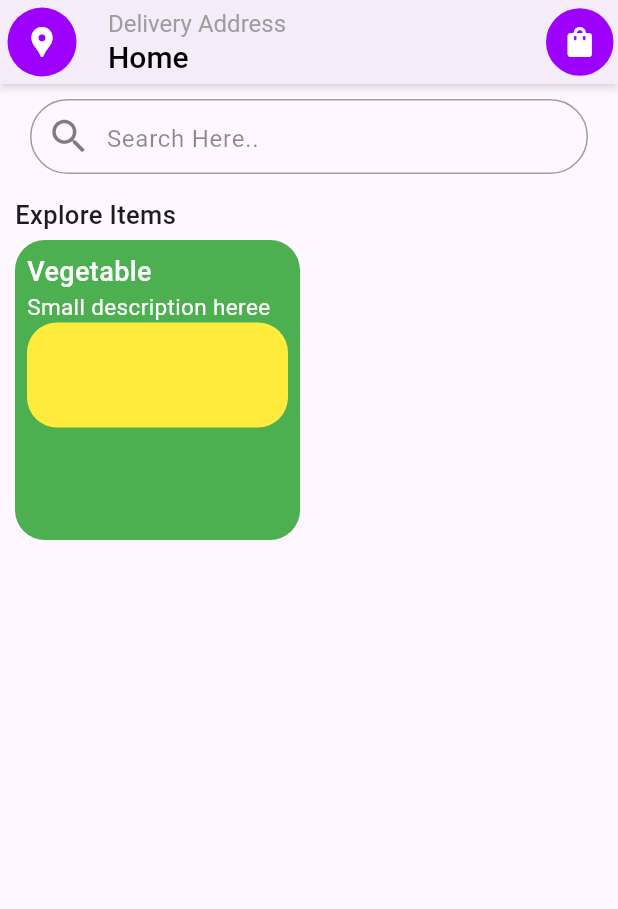
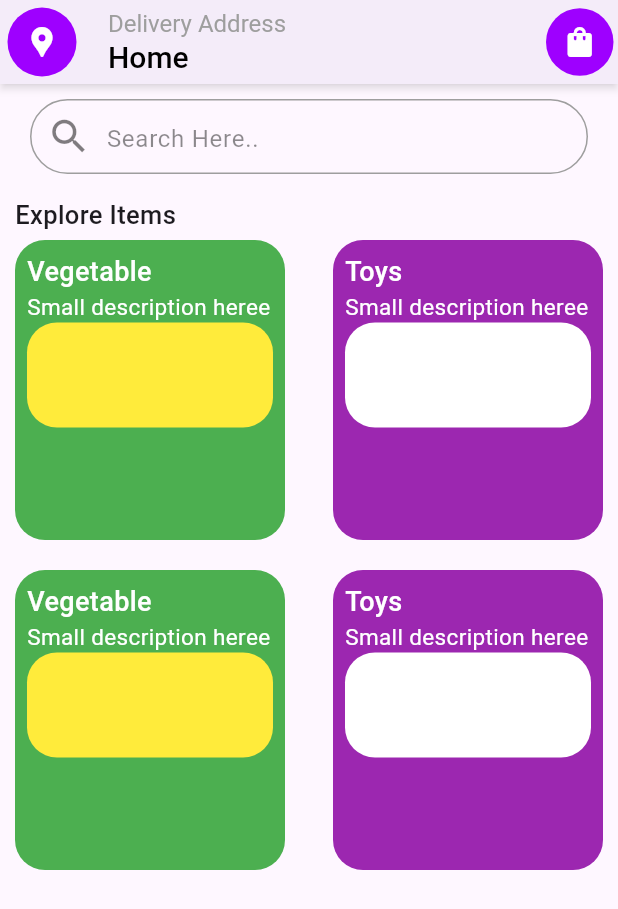
Before and after one commit to ADWx2001/flutter-app-practice, a Flutter app: the screen it shows after launch, on a phone screen of 412 x 824 dp. Shown: the top 909 px of the screen. Run offline on Flutter 3.47's test engine with Material 3 defaults, Android fonts, the phone set to English and light mode, and no system bars.

Commit message:
feat:finsished data tiles in home page

```diff
--- a/shopping_app_ui/lib/pages/home.dart
+++ b/shopping_app_ui/lib/pages/home.dart
@@ -31,6 +31,9 @@ class Home extends StatelessWidget {
                 fontWeight: FontWeight.w500,
                 ),
               ),
+              Row(
+                mainAxisAlignment: MainAxisAlignment.spaceBetween,
+                children: [
                   ProductCard(
                     title: 'Vegetable',
                     description: 'Small description heree',
@@ -38,6 +41,38 @@ class Home extends StatelessWidget {
                     backgroundColor: Colors.green,
                     boxColor: Colors.yellow,
                   ),
+                  ProductCard(
+                    title: 'Toys',
+                    description: 'Small description heree',
+                    textColor: Colors.white,
+                    backgroundColor: Colors.purple,
+                    boxColor: Colors.white,
+                  ),
+                ],
+              ),
+              SizedBox(
+                height: 10,
+              ),
+              Row(
+                mainAxisAlignment: MainAxisAlignment.spaceBetween,
+                children: [
+                  ProductCard(
+                    title: 'Vegetable',
+                    description: 'Small description heree',
+                    textColor: Colors.white,
+                    backgroundColor: Colors.green,
+                    boxColor: Colors.yellow,
+                  ),
+                  ProductCard(
+                    title: 'Toys',
+                    description: 'Small description heree',
+                    textColor: Colors.white,
+                    backgroundColor: Colors.purple,
+                    boxColor: Colors.white,
+                  ),
+                ],
+              ),
+
             ],
           ),
         ),
--- a/shopping_app_ui/lib/widgets/tiles/tile.dart
+++ b/shopping_app_ui/lib/widgets/tiles/tile.dart
@@ -16,7 +16,7 @@ const ProductCard({
   final Color backgroundColor;
   final Color boxColor;
   final double cardHeight = 200;
-  final double cardWidth = 190;
+  final double cardWidth = 180;
 
   @override
   Widget build(BuildContext context) {
```
Lines whose indentation alone changed are shown as unchanged.
